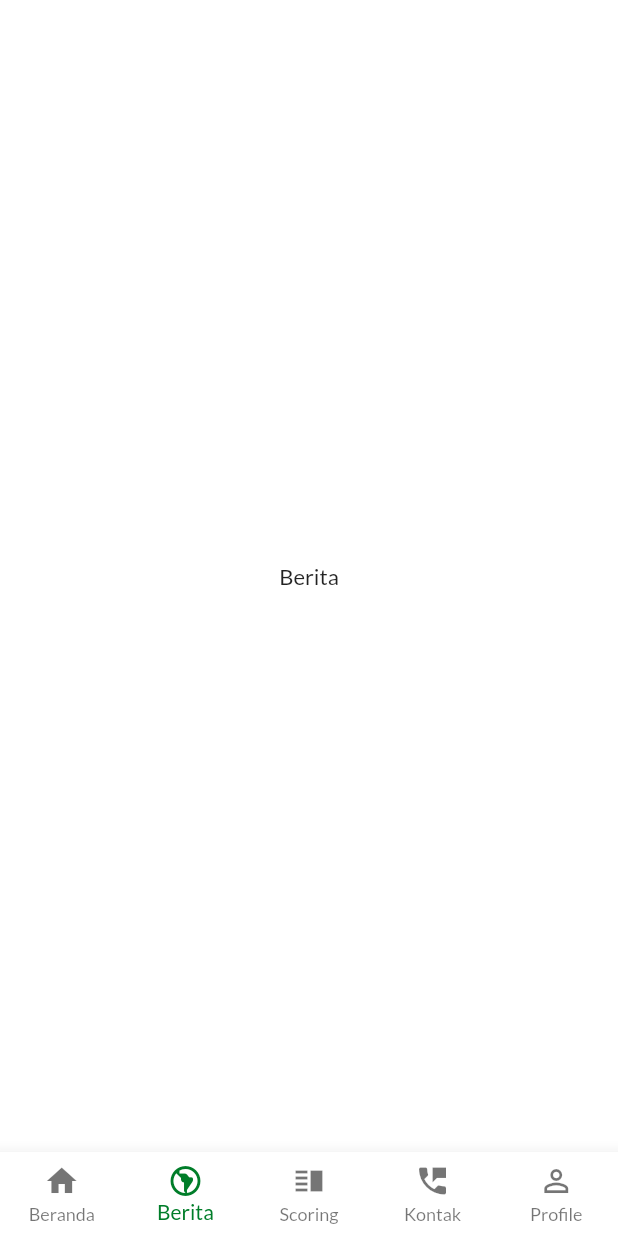
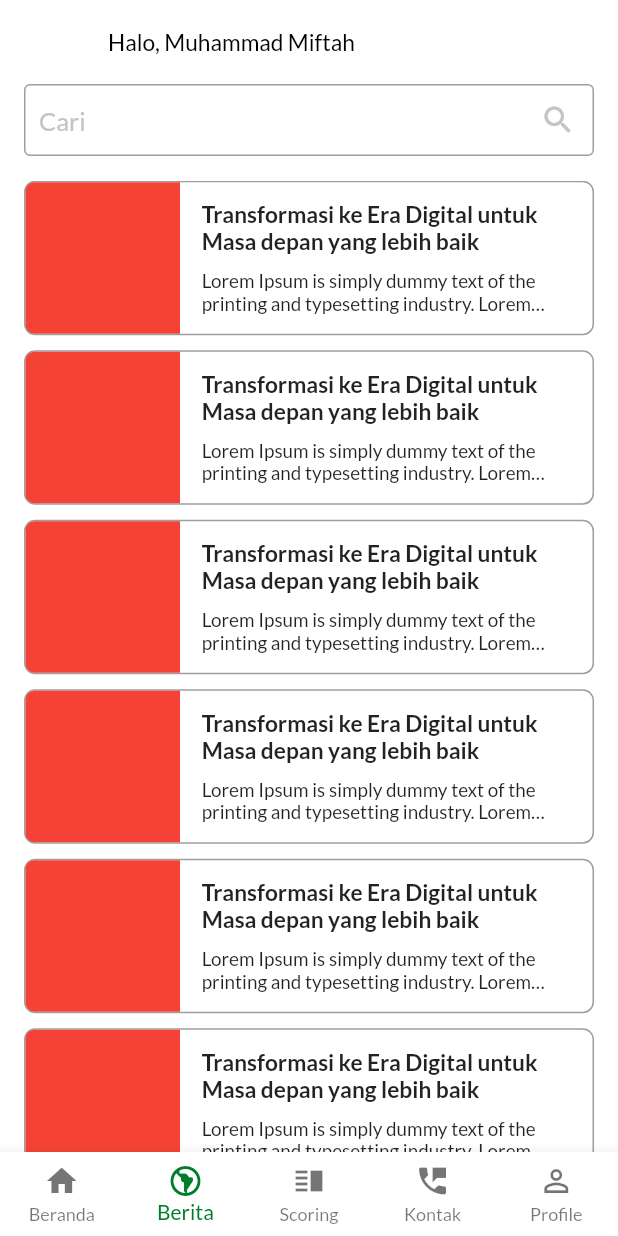
Before and after one commit to reAlpha39/belanjadesa, a Flutter app: the _MainPage screen opened directly, item 2 of the bottom bar chosen, on a phone screen of 412 x 824 dp. Run offline on Flutter 3.47's test engine with Material 2 defaults, Android fonts, the light colour scheme and no system bars; drawn by our look-alikes of velocity_x; our stand-ins replace bloc, flutter_bloc, flutter_i18n, flutter_screenutil, freezed_annotation, go_router and 1 more.

Commit message:
news page

```diff
--- a/lib/core/presentation/constants/spacing.dart
+++ b/lib/core/presentation/constants/spacing.dart
@@ -8,3 +8,9 @@ final bigVSpacing = SizedBox(height: 16.h);
 final mediumVSpacing = SizedBox(height: 14.h);
 final smallVSpacing = SizedBox(height: 12.h);
 final smallestVSpacing = SizedBox(height: 10.h);
+
+final bigestHSpacing = SizedBox(width: 20.h);
+final bigHSpacing = SizedBox(width: 16.h);
+final mediumHSpacing = SizedBox(width: 14.h);
+final smallHSpacing = SizedBox(width: 12.h);
+final smallestHSpacing = SizedBox(width: 10.h);
--- a/lib/core/presentation/form_field/form_field_style.dart
+++ b/lib/core/presentation/form_field/form_field_style.dart
@@ -5,6 +5,12 @@ InputDecoration formFieldStyle(String hint, {Widget? suffixIcon}) {
     border: const OutlineInputBorder(
       borderSide: BorderSide(color: Colors.grey),
     ),
+    enabledBorder: const OutlineInputBorder(
+      borderSide: BorderSide(color: Colors.grey),
+    ),
+    focusedBorder: const OutlineInputBorder(
+      borderSide: BorderSide(color: Colors.grey),
+    ),
     contentPadding: const EdgeInsets.all(10),
     hintText: hint,
     suffixIcon: suffixIcon,
--- a/lib/feature/home/views/home_page.dart
+++ b/lib/feature/home/views/home_page.dart
@@ -1,3 +1,4 @@
+import 'package:belanjadesa/feature/home/widgets/custom_appbar.dart';
 import 'package:flutter/material.dart';
 import 'package:flutter_bloc/flutter_bloc.dart';
 import 'package:flutter_i18n/flutter_i18n.dart';
@@ -26,16 +27,7 @@ class _HomePage extends StatelessWidget {
   Widget build(BuildContext context) {
     final cubit = context.read<HomeCubit>();
     return Scaffold(
-      appBar: AppBar(
-        title:
-            '${FlutterI18n.translate(context, "home.hello")}, Muhammad Miftah'
-                .text
-                .textStyle(bodyTextTheme)
-                .color(Colors.black)
-                .make(),
-        elevation: 0,
-        backgroundColor: Colors.transparent,
-      ),
+      appBar: const CustomAppBar(),
       body: VStack([
         TextFormField(
           decoration: formFieldStyle(
--- a/lib/feature/home/views/main_page.dart
+++ b/lib/feature/home/views/main_page.dart
@@ -1,3 +1,4 @@
+import 'package:belanjadesa/feature/home/views/news_page.dart';
 import 'package:flutter/material.dart';
 import 'package:flutter_bloc/flutter_bloc.dart';
 import 'package:flutter_i18n/flutter_i18n.dart';
@@ -26,7 +27,7 @@ class _MainPage extends StatelessWidget {
     final cubit = context.read<BottomNavigationCubit>();
     List<Widget> pages = [
       const HomePage(),
-      'Berita'.text.makeCentered(),
+      const NewsPage(),
       'Skoring'.text.makeCentered(),
       'Kontak'.text.makeCentered(),
       'Profil'.text.makeCentered(),
--- /dev/null
+++ b/lib/feature/home/views/news_page.dart
@@ -0,0 +1,84 @@
+import 'package:flutter/material.dart';
+import 'package:flutter_i18n/flutter_i18n.dart';
+import 'package:flutter_screenutil/flutter_screenutil.dart';
+import 'package:velocity_x/velocity_x.dart';
+
+import '../../../core/core.dart';
+import '../../feature.dart';
+
+class NewsPage extends StatelessWidget {
+  const NewsPage({super.key});
+
+  @override
+  Widget build(BuildContext context) {
+    return Scaffold(
+      appBar: const CustomAppBar(),
+      body: _NewsLayout(
+        key: key,
+      ),
+    );
+  }
+}
+
+class _NewsLayout extends StatelessWidget {
+  const _NewsLayout({super.key});
+
+  @override
+  Widget build(BuildContext context) {
+    return VStack([
+      TextFormField(
+        decoration: formFieldStyle(
+          FlutterI18n.translate(context, 'home.searchPlaceholder'),
+          suffixIcon: const Icon(Icons.search),
+        ),
+      ).px16(),
+      bigVSpacing,
+      VStack([
+        ...List.generate(
+          100,
+          (index) => VxBox(
+            child: HStack([
+              VxBox()
+                  .width(100.h)
+                  .height(100.h)
+                  .color(Colors.red)
+                  .leftRounded(value: 6)
+                  .make(),
+              mediumHSpacing,
+              VStack([
+                'Transformasi ke Era Digital untuk Masa depan yang lebih baik'
+                    .text
+                    .textStyle(
+                      bodyTextTheme.copyWith(
+                        fontWeight: FontWeight.bold,
+                      ),
+                    )
+                    .make()
+                    .box
+                    .width(200.w)
+                    .make(),
+                smallestVSpacing,
+                'Lorem Ipsum is simply dummy text of the printing and typesetting industry. Lorem Ipsum has been the industry\'s standard dummy text ever since the 1500s, when an unknown printer took a galley of type and scrambled it to make a type specimen book.'
+                    .text
+                    .textStyle(smallTextTheme)
+                    .maxLines(2)
+                    .ellipsis
+                    .make()
+                    .box
+                    .width(200.w)
+                    .make(),
+              ])
+            ]),
+          )
+              .width(context.screenWidth)
+              .height(100.h)
+              .roundedSM
+              .border(color: Colors.grey)
+              .make()
+              .px16()
+              .pOnly(bottom: 10),
+        ),
+      ]).scrollVertical().expand()
+    ]);
+  }
+}
--- /dev/null
+++ b/lib/feature/home/widgets/custom_appbar.dart
@@ -0,0 +1,27 @@
+import 'package:flutter/material.dart';
+import 'package:flutter/src/widgets/container.dart';
+import 'package:flutter/src/widgets/framework.dart';
+import 'package:flutter_i18n/flutter_i18n.dart';
+import 'package:velocity_x/velocity_x.dart';
+
+import '../../../core/core.dart';
+
+class CustomAppBar extends StatelessWidget implements PreferredSizeWidget {
+  const CustomAppBar({super.key});
+
+  @override
+  Widget build(BuildContext context) {
+    return AppBar(
+      title: '${FlutterI18n.translate(context, "home.hello")}, Muhammad Miftah'
+          .text
+          .textStyle(bodyTextTheme)
+          .color(Colors.black)
+          .make(),
+      elevation: 0,
+      backgroundColor: Colors.transparent,
+    );
+  }
+
+  @override
+  Size get preferredSize => const Size.fromHeight(kToolbarHeight);
+}
--- a/lib/feature/home/widgets/widgets.dart
+++ b/lib/feature/home/widgets/widgets.dart
@@ -1,2 +1,3 @@
 export 'home_tab.dart';
 export 'product_card.dart';
+export 'custom_appbar.dart';
```
